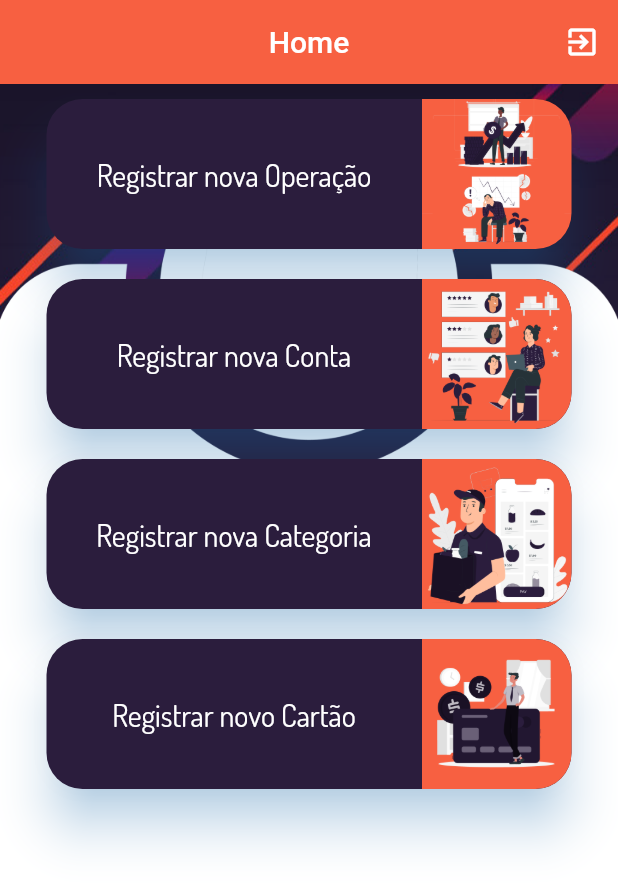
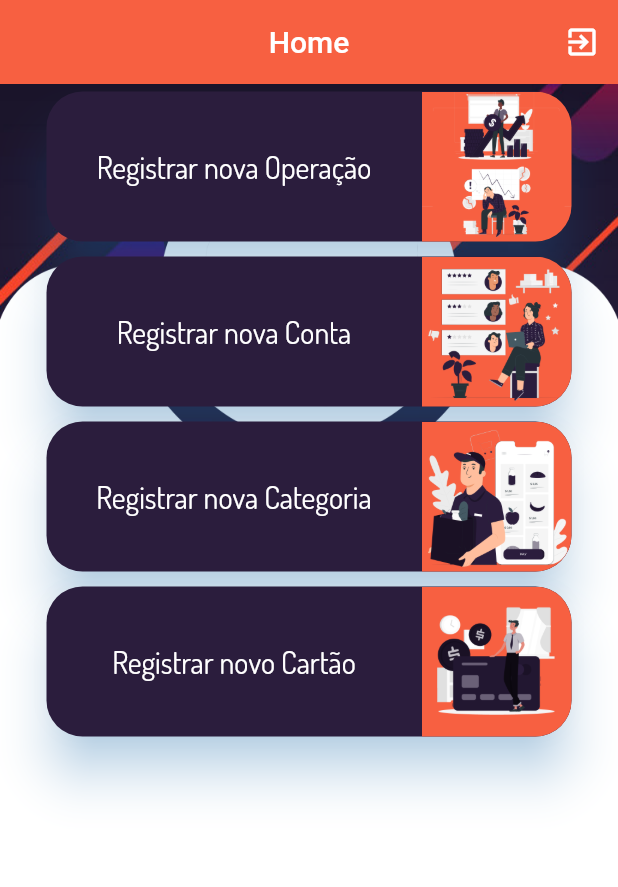
Before and after one commit to rezlucas/tcc, a Flutter app: the CadastrarCategoria widget shown alone on an empty page, opened directly, after a tap on "Escolha um icone", after a tap on "Incluir", on a phone screen of 412 x 824 dp. Shown: the top 887 px of the screen. Run offline on Flutter 3.47's test engine with Material 2 defaults, Android fonts, the light colour scheme and no system bars; our stand-ins replace cloud_firestore, firebase_auth, flutter_colorpicker, font_awesome_flutter, google_sign_in; missing offline and left inert: bloc_pattern, dart:ffi, flutter_facebook_login, flutter_iconpicker; accounts and stored records are empty.

Commit message:
Telas de exibições prestando

```diff
--- a/lib/models/tipomodel.dart
+++ b/lib/models/tipomodel.dart
@@ -31,7 +31,7 @@ class TipoModel extends BaseModel {
     var map = new Map<String, dynamic>();
     map['descricao'] = this.descricao;
     map['idIcon'] = this.idIcon;
-    map['fontfamily'] = this.fontfamilyIcon;
+    map['fontfamilyIcon'] = this.fontfamilyIcon;
 
     return map;
   }
--- a/lib/screens/cadastros/contaform.dart
+++ b/lib/screens/cadastros/contaform.dart
@@ -119,7 +119,7 @@ class _CadastrarContaState extends State<CadastrarConta> {
 
                       // child: const Text('Change me'),
                       color: currentColor,
-                      textColor: Colors.black),
+                      textColor: Color(0xFF2B1D3D)),
                 ],
               ),
               SizedBox(height: 20.0),
--- a/lib/screens/cadastros/tiposform.dart
+++ b/lib/screens/cadastros/tiposform.dart
@@ -6,6 +6,7 @@ import 'package:tcc/screens/cadastros/tipos.dart';
 import 'package:tcc/screens/template.dart';
 import 'package:flutter_colorpicker/flutter_colorpicker.dart';
 import 'package:tcc/services/colorpicker.dart';
+import 'package:flutter_iconpicker/IconPicker/icons.dart';
 
 class CadastrarCategoria extends StatefulWidget {
   @override
@@ -18,11 +19,12 @@ class _CadastrarCategoriaState extends State<CadastrarCategoria> {
   TextEditingController _controlerDescricao = TextEditingController();
   void changeColor(Color color) => setState(() => currentColor = color);
   Icon _icon = Icon(IconData(58430, fontFamily: "MaterialIcons"));
+
   _pickIcon() async {
     debugPrint(_icon.icon.codePoint.toString());
     debugPrint(_icon.icon.fontFamily);
     IconData icon = await FlutterIconPicker.showIconPicker(context,
-        iconPackMode: IconPack.cupertino);
+        iconPackMode: IconPack.material);
 
     _icon = Icon(icon);
     setState(() {});
@@ -30,10 +32,10 @@ class _CadastrarCategoriaState extends State<CadastrarCategoria> {
     debugPrint('Picked Icon:  $icon');
   }
 
-  String toHex(Color cor) => '${cor.alpha.toRadixString(16).padLeft(2, '0')}'
-      '${cor.red.toRadixString(16).padLeft(2, '0')}'
-      '${cor.green.toRadixString(16).padLeft(2, '0')}'
-      '${cor.blue.toRadixString(16).padLeft(2, '0')}';
+  // String toHex(Color cor) => '${cor.alpha.toRadixString(16).padLeft(2, '0')}'
+  //     '${cor.red.toRadixString(16).padLeft(2, '0')}'
+  //     '${cor.green.toRadixString(16).padLeft(2, '0')}'
+  //     '${cor.blue.toRadixString(16).padLeft(2, '0')}';
 
   @override
   Widget build(BuildContext context) {
@@ -120,7 +122,8 @@ class _CadastrarCategoriaState extends State<CadastrarCategoria> {
   salvarNoBanco() {
     TipoModel tipo = TipoModel();
     tipo.descricao = _controlerDescricao.text.toString();
-    tipo.cor = toHex(currentColor);
+    tipo.idIcon = _icon.icon.codePoint;
+    tipo.fontfamilyIcon = _icon.icon.fontFamily;
     _tipoRepository.add(tipo);
     Navigator.of(context).pop();
   }
--- a/lib/screens/home/home.dart
+++ b/lib/screens/home/home.dart
@@ -52,7 +52,7 @@ class Home extends StatelessWidget {
   Widget buildCard(
       {String imagem, context, String nomeCard, StatefulWidget pagina}) {
     return Padding(
-      padding: EdgeInsets.symmetric(vertical: 10.0, horizontal: 10),
+      padding: EdgeInsets.symmetric(vertical: 5.0, horizontal: 10),
       child: GestureDetector(
         onTap: () => Navigator.push(
           context,
```
Also changed, not shown: lib/screens/cadastros/tipos.dart (+27 -5 lines).
